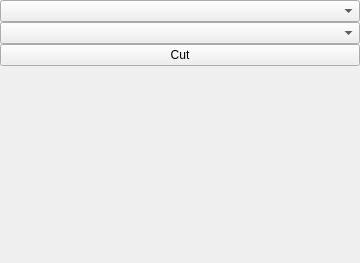
The window that src/HalfEdge2D/Controller/CutMesh/CutMeshOption.ui (RRValue/2DUniverse) describes before a commit, drawn with Qt 5.
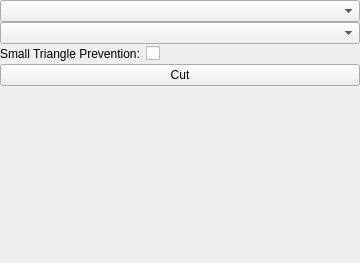
The same window after the commit.

Commit message: add UI Controll to controlle SmalltrianglePrevention

```diff
--- a/src/HalfEdge2D/Controller/CutMesh/CutMeshOption.ui
+++ b/src/HalfEdge2D/Controller/CutMesh/CutMeshOption.ui
@@ -35,6 +35,57 @@
    <item>
     <widget class="QComboBox" name="m_CbShapeSelector"/>
    </item>
+   <item>
+    <widget class="QWidget" name="widget" native="true">
+     <layout class="QHBoxLayout" name="horizontalLayout">
+      <property name="leftMargin">
+       <number>0</number>
+      </property>
+      <property name="topMargin">
+       <number>0</number>
+      </property>
+      <property name="rightMargin">
+       <number>0</number>
+      </property>
+      <property name="bottomMargin">
+       <number>0</number>
+      </property>
+      <item>
+       <widget class="QLabel" name="label">
+        <property name="maximumSize">
+         <size>
+          <width>16777215</width>
+          <height>16777215</height>
+         </size>
+        </property>
+        <property name="text">
+         <string>Small Triangle Prevention:</string>
+        </property>
+       </widget>
+      </item>
+      <item>
+       <widget class="QCheckBox" name="m_cbSmallTrianglePrevention">
+        <property name="text">
+         <string/>
+        </property>
+       </widget>
+      </item>
+      <item>
+       <spacer name="horizontalSpacer">
+        <property name="orientation">
+         <enum>Qt::Horizontal</enum>
+        </property>
+        <property name="sizeHint" stdset="0">
+         <size>
+          <width>40</width>
+          <height>20</height>
+         </size>
+        </property>
+       </spacer>
+      </item>
+     </layout>
+    </widget>
+   </item>
    <item>
     <widget class="QPushButton" name="m_BtnCut">
      <property name="text">
```
The commit also changes 4 other files.
